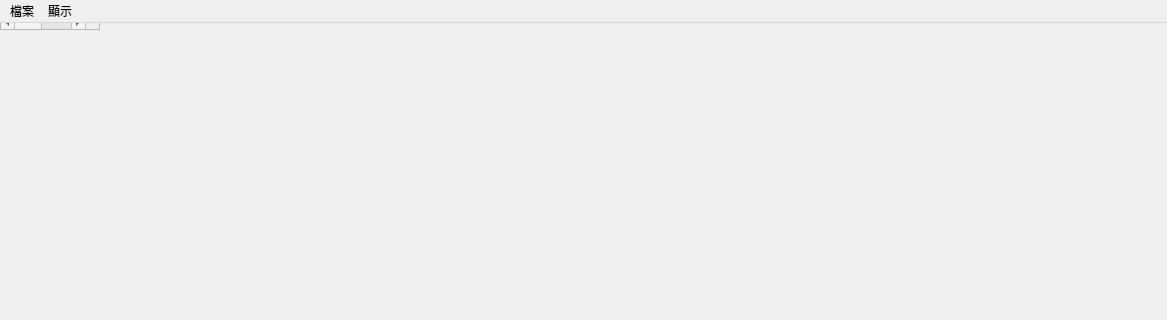
The window that QtStockPriceMainWindow.ui (foxking0416/PythonStockPrice) describes before a commit, drawn with Qt 5; both pictures show x 0 to 1167 and y 0 to 320 of the 1167 by 893 pixel window.
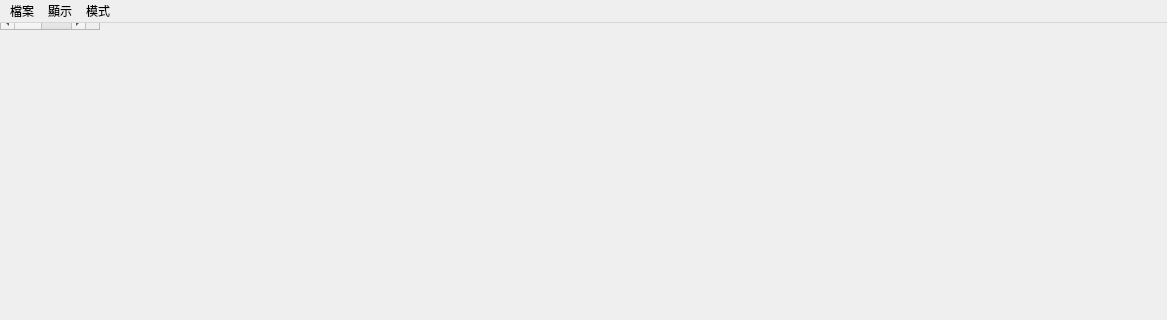
The same window after the commit.

Commit message: 新增成本可以不扣除股利的功能

```diff
--- a/QtStockPriceMainWindow.ui
+++ b/QtStockPriceMainWindow.ui
@@ -217,8 +217,16 @@
     <addaction name="qtADYearAction"/>
     <addaction name="qtROCYearAction"/>
    </widget>
+   <widget class="QMenu" name="menu_3">
+    <property name="title">
+     <string>模式</string>
+    </property>
+    <addaction name="qtCostWithInDividendAction"/>
+    <addaction name="qtCostWithOutDividendAction"/>
+   </widget>
    <addaction name="menu"/>
    <addaction name="menu_2"/>
+   <addaction name="menu_3"/>
   </widget>
   <widget class="QStatusBar" name="statusbar"/>
   <action name="qtNewFileAction">
```
Left out of the diff: 16 changed lines with no effect on the pictures. The commit also changes 2 other files.
